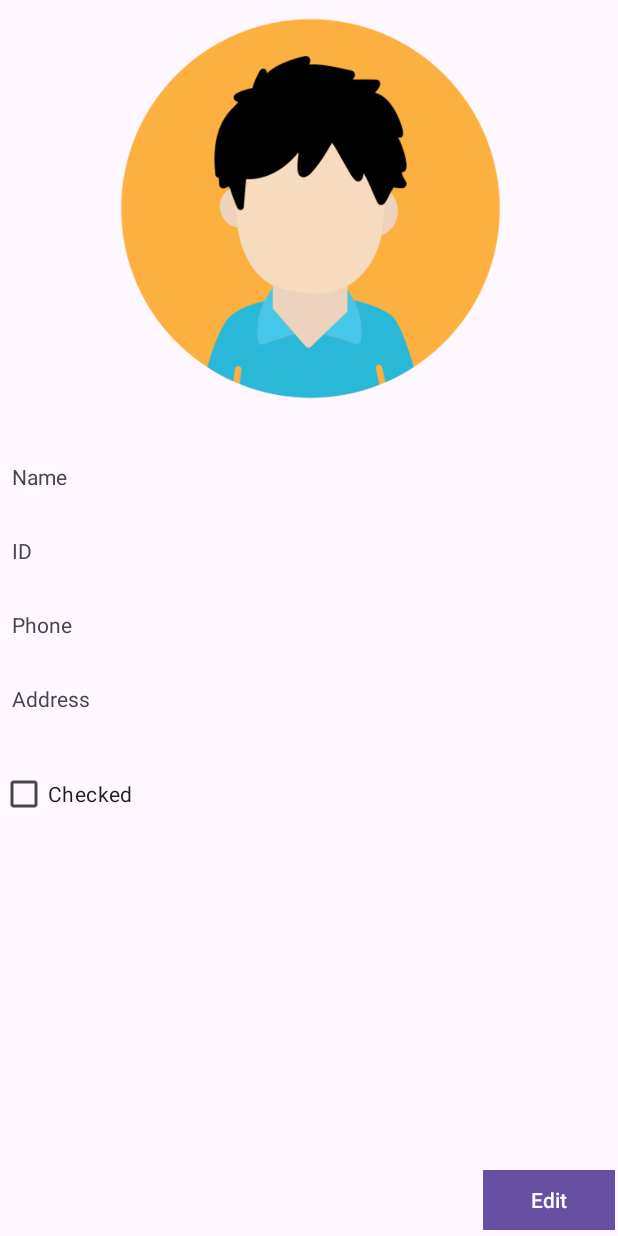
After one commit to tertyb/studentList, an Android app: the StudentActivity screen opened directly, with no data from a screen before it, on a phone screen of 412 x 824 dp. The commit adds this screen. Run offline under Robolectric (Android 15) with nearby library versions, the phone set to English and light mode, and no system bars.

Commit message:
added student view and create student reafactor

```diff
--- a/app/src/main/AndroidManifest.xml
+++ b/app/src/main/AndroidManifest.xml
@@ -21,6 +21,10 @@
             android:exported="true">
         </activity>
         <activity
+            android:name=".StudentActivity"
+            android:exported="true">
+        </activity>
+        <activity
             android:name=".AddStudentActivity"
             android:exported="false" />
         <activity
--- /dev/null
+++ b/app/src/main/java/com/idz/colman24class2/StudentActivity.kt
@@ -0,0 +1,48 @@
+package com.idz.colman24class2
+
+import android.content.Intent
+import android.os.Bundle
+import android.util.Log
+import android.view.LayoutInflater
+import android.view.View
+import android.view.ViewGroup
+import android.widget.BaseAdapter
+import android.widget.Button
+import android.widget.CheckBox
+import android.widget.ListView
+import android.widget.TextView
+import androidx.activity.enableEdgeToEdge
+import androidx.appcompat.app.AppCompatActivity
+import androidx.core.view.ViewCompat
+import androidx.core.view.WindowInsetsCompat
+import com.idz.colman24class2.model.Model
+import com.idz.colman24class2.model.Student
+
+class StudentActivity : AppCompatActivity() {
+
+    private var editButton: Button? = null
+
+
+    override fun onCreate(savedInstanceState: Bundle?) {
+        super.onCreate(savedInstanceState)
+        enableEdgeToEdge()
+        setContentView(R.layout.student_view)
+
+        ViewCompat.setOnApplyWindowInsetsListener(findViewById(R.id.main)) { v, insets ->
+            val systemBars = insets.getInsets(WindowInsetsCompat.Type.systemBars())
+            v.setPadding(systemBars.left, systemBars.top, systemBars.right, systemBars.bottom)
+            insets
+        }
+
+        editButton = findViewById(R.id.edit_button)
+
+        editButton?.setOnClickListener {
+            val intent = Intent(this, AddStudentActivity::class.java)
+            startActivity(intent)
+        }
+
+
+    }
+
+
+}
--- /dev/null
+++ b/app/src/main/res/layout/student_view.xml
@@ -0,0 +1,133 @@
+<?xml version="1.0" encoding="utf-8"?>
+<androidx.constraintlayout.widget.ConstraintLayout xmlns:android="http://schemas.android.com/apk/res/android"
+    xmlns:app="http://schemas.android.com/apk/res-auto"
+    xmlns:tools="http://schemas.android.com/tools"
+    android:id="@+id/main"
+    android:layout_width="match_parent"
+    android:layout_height="match_parent"
+    tools:context=".StudentsActivity">
+
+    <ImageView
+        android:id="@+id/imageView"
+        android:layout_width="428dp"
+        android:layout_height="278dp"
+        android:scaleType="centerInside"
+        app:layout_constraintEnd_toEndOf="parent"
+        app:layout_constraintStart_toStartOf="parent"
+        app:layout_constraintTop_toTopOf="parent"
+        app:srcCompat="@drawable/avatar" />
+
+    <TextView
+        android:id="@+id/textView"
+        android:layout_width="wrap_content"
+        android:layout_height="wrap_content"
+        android:layout_marginStart="8dp"
+        android:layout_marginTop="30dp"
+        android:text="Name"
+        app:layout_constraintStart_toStartOf="parent"
+        app:layout_constraintTop_toBottomOf="@+id/imageView" />
+
+    <TextView
+        android:id="@+id/add_student_activity_name_edit_text"
+        android:layout_width="0dp"
+        android:layout_height="wrap_content"
+        android:layout_marginStart="8dp"
+        android:layout_marginEnd="8dp"
+        android:ems="10"
+        android:inputType="text"
+        app:layout_constraintBaseline_toBaselineOf="@+id/textView"
+        app:layout_constraintEnd_toEndOf="parent"
+        app:layout_constraintStart_toEndOf="@+id/textView" />
+
+    <TextView
+        android:id="@+id/textView2"
+        android:layout_width="wrap_content"
+        android:layout_height="wrap_content"
+        android:layout_marginTop="30dp"
+        android:text="ID"
+        app:layout_constraintStart_toStartOf="@+id/textView"
+        app:layout_constraintTop_toBottomOf="@+id/textView" />
+
+    <TextView
+        android:id="@+id/add_student_activity_id_edit_text"
+        android:layout_width="0dp"
+        android:layout_height="wrap_content"
+        android:layout_marginStart="8dp"
+        android:layout_marginEnd="8dp"
+        android:ems="10"
+        android:inputType="text"
+        app:layout_constraintBaseline_toBaselineOf="@+id/textView2"
+        app:layout_constraintEnd_toEndOf="parent"
+        app:layout_constraintStart_toEndOf="@+id/textView2" />
+
+    <!-- Phone Row -->
+    <TextView
+        android:id="@+id/textView3"
+        android:layout_width="wrap_content"
+        android:layout_height="wrap_content"
+        android:layout_marginTop="30dp"
+        android:text="Phone"
+        app:layout_constraintStart_toStartOf="@+id/textView"
+        app:layout_constraintTop_toBottomOf="@+id/textView2" />
+
+    <TextView
+        android:id="@+id/add_student_activity_phone_edit_text"
+        android:layout_width="0dp"
+        android:layout_height="wrap_content"
+        android:layout_marginStart="8dp"
+        android:layout_marginEnd="8dp"
+        android:ems="10"
+        android:inputType="phone"
+        app:layout_constraintBaseline_toBaselineOf="@+id/textView3"
+        app:layout_constraintEnd_toEndOf="parent"
+        app:layout_constraintStart_toEndOf="@+id/textView3" />
+
+    <!-- Address Row -->
+    <TextView
+        android:id="@+id/textView4"
+        android:layout_width="wrap_content"
+        android:layout_height="wrap_content"
+        android:layout_marginTop="30dp"
+        android:text="Address"
+        app:layout_constraintStart_toStartOf="@+id/textView"
+        app:layout_constraintTop_toBottomOf="@+id/textView3" />
+
+    <TextView
+        android:id="@+id/add_student_activity_address_edit_text"
+        android:layout_width="0dp"
+        android:layout_height="wrap_content"
+        android:layout_marginStart="8dp"
+        android:layout_marginEnd="8dp"
+        android:ems="10"
+        android:inputType="textPostalAddress"
+        app:layout_constraintBaseline_toBaselineOf="@+id/textView4"
+        app:layout_constraintEnd_toEndOf="parent"
+        app:layout_constraintStart_toEndOf="@+id/textView4" />
+
+    <!-- Checkbox -->
+    <CheckBox
+        android:id="@+id/add_student_activity_checkbox"
+        android:layout_width="wrap_content"
+        android:layout_height="wrap_content"
+        android:layout_marginTop="30dp"
+        android:text="Checked"
+        app:layout_constraintStart_toStartOf="parent"
+        app:layout_constraintTop_toBottomOf="@+id/textView4" />
+
+
+
+    <Button
+        android:id="@+id/edit_button"
+        android:layout_width="0dp"
+        android:layout_height="wrap_content"
+        android:layout_marginStart="1dp"
+        android:layout_marginEnd="2dp"
+        android:text="Edit"
+        app:cornerRadius="0dp"
+        app:layout_constraintBottom_toBottomOf="parent"
+        app:layout_constraintEnd_toEndOf="parent"
+        app:layout_constraintHorizontal_bias="0.5"
+        />
+
+
+</androidx.constraintlayout.widget.ConstraintLayout>
```
Also changed, not shown: app/src/main/java/com/idz/colman24class2/AddStudentActivity.kt (+14 -3 lines), app/src/main/java/com/idz/colman24class2/MainActivity.kt (+4 -34 lines), app/src/main/java/com/idz/colman24class2/StudentFragment.kt (added, +48 -0 lines), app/src/main/java/com/idz/colman24class2/StudentsListFragment.kt (+10 -0 lines), app/src/main/java/com/idz/colman24class2/StudentsListViewActivity.kt (+12 -7 lines), app/src/main/res/layout/activity_add_student.xml (+9 -51 lines), app/src/main/res/layout/activity_main.xml (+4 -39 lines), app/src/main/res/layout/student_fragment.xml (added, +126 -0 lines).
